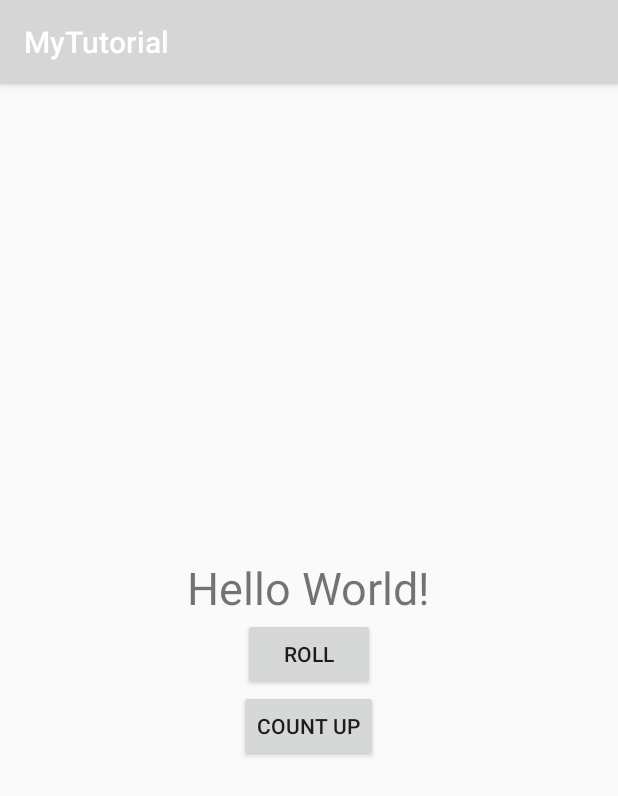
After one commit to Aldiez/sandbox, an Android app: the RollerActivity screen opened directly, with no data from a screen before it, on a phone screen of 412 x 824 dp. The commit adds this screen. Shown: the top 796 px of the screen. Run offline under Robolectric (Android 15) with nearby library versions, the phone set to English and light mode, and no system bars.

Commit message:
Tutorial proceedings.

```diff
--- a/Android_project/tutorial/app/src/main/AndroidManifest.xml
+++ b/Android_project/tutorial/app/src/main/AndroidManifest.xml
@@ -12,7 +12,8 @@
         android:roundIcon="@mipmap/ic_launcher_round"
         android:supportsRtl="true"
         android:theme="@style/AppTheme">
-        <activity android:name=".SecondActivity"></activity>
+        <activity android:name=".RollerActivity"></activity>
+        <activity android:name=".SecondActivity" />
         <activity android:name=".MainActivity">
             <intent-filter>
                 <action android:name="android.intent.action.MAIN" />
--- a/Android_project/tutorial/app/src/main/java/com/example/mytutorial/MainActivity.kt
+++ b/Android_project/tutorial/app/src/main/java/com/example/mytutorial/MainActivity.kt
@@ -55,4 +55,9 @@ class MainActivity : AppCompatActivity() {
         // Start the new activity
         startActivity(randomIntent)
     }
+
+    fun rollerMe(view: View) {
+        val randomIntent = Intent(this, RollerActivity::class.java)
+        startActivity(randomIntent)
+    }
 }
--- /dev/null
+++ b/Android_project/tutorial/app/src/main/java/com/example/mytutorial/RollerActivity.kt
@@ -0,0 +1,45 @@
+package com.example.mytutorial
+
+import androidx.appcompat.app.AppCompatActivity
+import android.os.Bundle
+import android.widget.Button
+import android.widget.TextView
+import android.widget.Toast
+import java.util.*
+
+class RollerActivity : AppCompatActivity() {
+
+    override fun onCreate(savedInstanceState: Bundle?) {
+        super.onCreate(savedInstanceState)
+        setContentView(R.layout.activity_roller)
+        val rollButton: Button = findViewById(R.id.roll_button)
+        rollButton.setOnClickListener { rollDice() }
+
+        val countButton: Button = findViewById(R.id.countup_button)
+        countButton.setOnClickListener { countUp() }
+    }
+
+    private fun rollDice() {
+        val randomInt = Random().nextInt(6)+1
+
+        //Toast.makeText(this, "Toasted'n'Roasted", Toast.LENGTH_SHORT).show()
+        val resultText: TextView = findViewById(R.id.result_text)
+        resultText.text = randomInt.toString()
+    }
+
+    private fun countUp() {
+        val resultText: TextView = findViewById(R.id.result_text)
+
+        if (resultText.text == "Hello World!") {
+            resultText.text = "1"
+        } else {
+            var resultInt = resultText.text.toString().toInt()
+
+            if (resultInt < 6) {
+                resultInt++
+                resultText.text = resultInt.toString()
+            }
+        }
+    }
+
+}
--- /dev/null
+++ b/Android_project/tutorial/app/src/main/res/layout/activity_roller.xml
@@ -0,0 +1,35 @@
+<?xml version="1.0" encoding="utf-8"?>
+
+<LinearLayout
+    xmlns:android="http://schemas.android.com/apk/res/android"
+    xmlns:tools="http://schemas.android.com/tools"
+    android:layout_width="match_parent"
+    android:layout_height="wrap_content"
+    android:orientation="vertical"
+    android:layout_gravity="center_vertical"
+    tools:context=".RollerActivity" >
+
+    <TextView
+        android:id="@+id/result_text"
+        android:layout_width="wrap_content"
+        android:layout_height="wrap_content"
+        android:layout_gravity="center_horizontal"
+        android:textSize="30sp"
+        android:text="Hello World!" />
+
+    <Button
+        android:id="@+id/roll_button"
+        android:layout_width="wrap_content"
+        android:layout_height="wrap_content"
+        android:layout_gravity="center_horizontal"
+        android:text="@string/roll_label" />
+
+    <Button
+        android:id="@+id/countup_button"
+        android:layout_width="wrap_content"
+        android:layout_height="wrap_content"
+        android:layout_gravity="center_horizontal"
+        android:text="@string/count_up" />
+
+
+</LinearLayout>
--- a/Android_project/tutorial/app/src/main/res/values/strings.xml
+++ b/Android_project/tutorial/app/src/main/res/values/strings.xml
@@ -2,4 +2,6 @@
     <string name="app_name">MyTutorial</string>
     <string name="hello_world_text">0</string>
     <string name="random_heading">Here is a random number between 0 and %1d.</string>
+    <string name="roll_label">Roll</string>
+    <string name="count_up">Count up</string>
 </resources>
```
Also changed, not shown: Android_project/tutorial/app/src/main/res/layout/activity_main.xml (+24 -0 lines).
